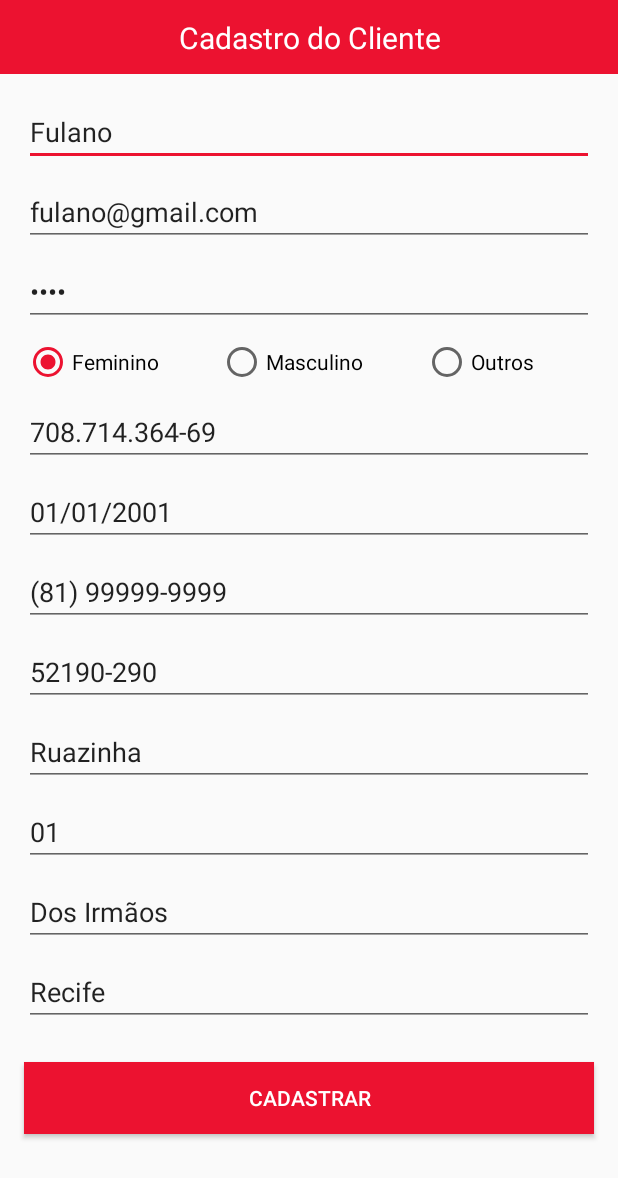
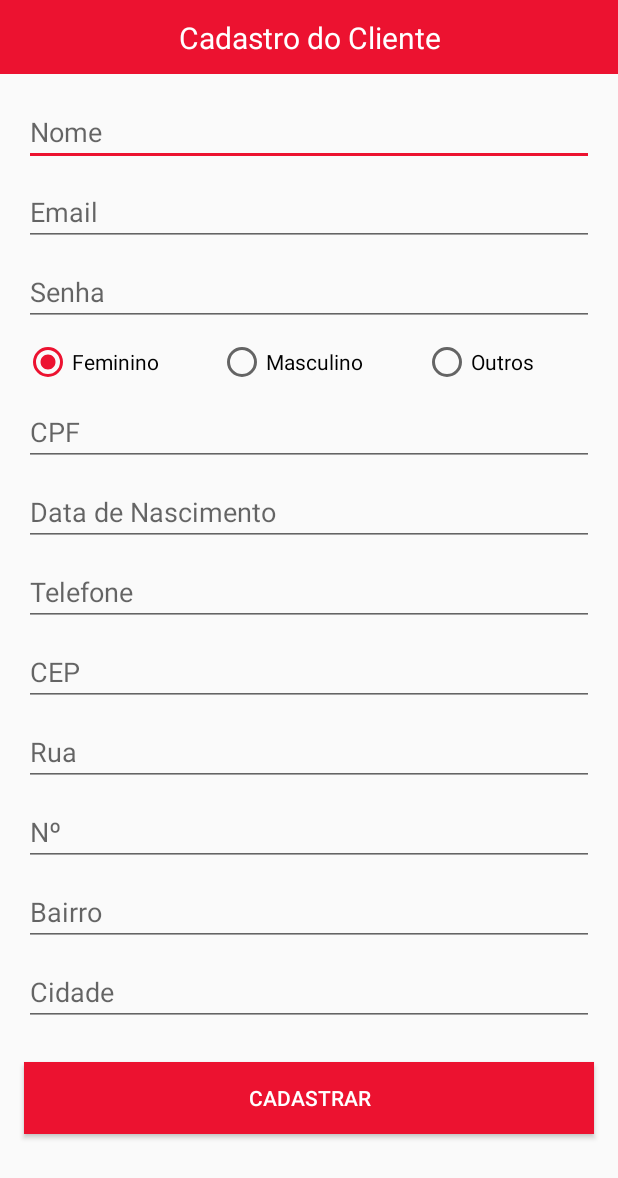
Before and after one commit to dunderbruno/HeyFoodApp, an Android app: the CadastrarClienteActivity screen opened directly, with no data from a screen before it, on a phone screen of 412 x 824 dp. Shown: the top 1178 px of the screen. Run offline under Robolectric (Android 15) with nearby library versions, the phone set to English and light mode, and no system bars.

Commit message:
Entrega Final

```diff
--- a/app/src/main/res/layout/activity_cadastrar_cliente.xml
+++ b/app/src/main/res/layout/activity_cadastrar_cliente.xml
@@ -40,13 +40,12 @@
             android:id="@+id/campoNomeId"
             android:layout_width="0dp"
             android:layout_height="wrap_content"
-            android:layout_marginEnd="16dp"
             android:layout_marginStart="16dp"
             android:layout_marginTop="16dp"
+            android:layout_marginEnd="16dp"
             android:ems="10"
             android:hint="Nome"
             android:inputType="textPersonName"
-            android:text="Fulano"
             app:layout_constraintEnd_toEndOf="parent"
             app:layout_constraintStart_toStartOf="parent"
             app:layout_constraintTop_toBottomOf="@+id/toolbar2" />
@@ -61,7 +60,6 @@
             android:ems="10"
             android:hint="Senha"
             android:inputType="textPassword"
-            android:text="1234"
             app:layout_constraintEnd_toEndOf="parent"
             app:layout_constraintStart_toStartOf="parent"
             app:layout_constraintTop_toBottomOf="@+id/campoLoginId" />
@@ -70,13 +68,12 @@
             android:id="@+id/campoLoginId"
             android:layout_width="0dp"
             android:layout_height="wrap_content"
-            android:layout_marginEnd="16dp"
             android:layout_marginStart="16dp"
             android:layout_marginTop="8dp"
+            android:layout_marginEnd="16dp"
             android:ems="10"
             android:hint="Email"
             android:inputType="textPersonName"
-            android:text="fulano@gmail.com"
             app:layout_constraintEnd_toEndOf="parent"
             app:layout_constraintStart_toStartOf="parent"
             app:layout_constraintTop_toBottomOf="@+id/campoNomeId" />
@@ -91,7 +88,6 @@
             android:ems="10"
             android:hint="Data de Nascimento"
             android:inputType="date"
-            android:text="01/01/2001"
             app:layout_constraintEnd_toEndOf="parent"
             app:layout_constraintStart_toStartOf="parent"
             app:layout_constraintTop_toBottomOf="@+id/campoCpfId" />
@@ -100,13 +96,12 @@
             android:id="@+id/campoCpfId"
             android:layout_width="0dp"
             android:layout_height="wrap_content"
-            android:layout_marginEnd="16dp"
             android:layout_marginStart="16dp"
             android:layout_marginTop="8dp"
+            android:layout_marginEnd="16dp"
             android:ems="10"
             android:hint="CPF"
             android:inputType="number"
-            android:text="708.714.364-69"
             app:layout_constraintEnd_toEndOf="parent"
             app:layout_constraintStart_toStartOf="parent"
             app:layout_constraintTop_toBottomOf="@+id/groupGeneroId" />
@@ -136,7 +131,6 @@
             android:ems="10"
             android:hint="Telefone"
             android:inputType="phone"
-            android:text="(81) 99999-9999"
             app:layout_constraintEnd_toEndOf="parent"
             app:layout_constraintStart_toStartOf="parent"
             app:layout_constraintTop_toBottomOf="@+id/campoDataId" />
@@ -151,7 +145,6 @@
             android:ems="10"
             android:hint="CEP"
             android:inputType="number"
-            android:text="52190-290"
             app:layout_constraintEnd_toEndOf="parent"
             app:layout_constraintStart_toStartOf="parent"
             app:layout_constraintTop_toBottomOf="@+id/campoTelefoneId" />
@@ -166,7 +159,6 @@
             android:ems="10"
             android:hint="Rua"
             android:inputType="textPersonName"
-            android:text="Ruazinha"
             app:layout_constraintEnd_toEndOf="parent"
             app:layout_constraintStart_toStartOf="parent"
             app:layout_constraintTop_toBottomOf="@+id/campoCepId" />
@@ -181,7 +173,6 @@
             android:ems="10"
             android:hint="Nº"
             android:inputType="number"
-            android:text="01"
             app:layout_constraintEnd_toEndOf="parent"
             app:layout_constraintStart_toStartOf="parent"
             app:layout_constraintTop_toBottomOf="@+id/campoRuaId" />
@@ -196,7 +187,6 @@
             android:ems="10"
             android:hint="Cidade"
             android:inputType="textPersonName"
-            android:text="Recife"
             app:layout_constraintEnd_toEndOf="parent"
             app:layout_constraintStart_toStartOf="parent"
             app:layout_constraintTop_toBottomOf="@+id/campoBairroId" />
@@ -211,7 +201,6 @@
             android:ems="10"
             android:hint="Bairro"
             android:inputType="textPersonName"
-            android:text="Dos Irmãos"
             app:layout_constraintEnd_toEndOf="parent"
             app:layout_constraintStart_toStartOf="parent"
             app:layout_constraintTop_toBottomOf="@+id/campoNumeroId" />
--- a/app/src/main/res/layout/activity_cadastrar_restaurante.xml
+++ b/app/src/main/res/layout/activity_cadastrar_restaurante.xml
@@ -57,13 +57,12 @@
             android:id="@+id/campoCnpjId"
             android:layout_width="0dp"
             android:layout_height="wrap_content"
-            android:layout_marginEnd="16dp"
             android:layout_marginStart="16dp"
             android:layout_marginTop="16dp"
+            android:layout_marginEnd="16dp"
             android:ems="10"
             android:hint="CNPJ"
             android:inputType="number"
-            android:text="58.835.585/0001-40"
             app:layout_constraintEnd_toEndOf="parent"
             app:layout_constraintStart_toStartOf="parent"
             app:layout_constraintTop_toBottomOf="@+id/campoNomeId" />
```
Also changed, not shown: app/src/main/res/layout/activity_cadastrar_proprietario.xml (+0 -11 lines).
